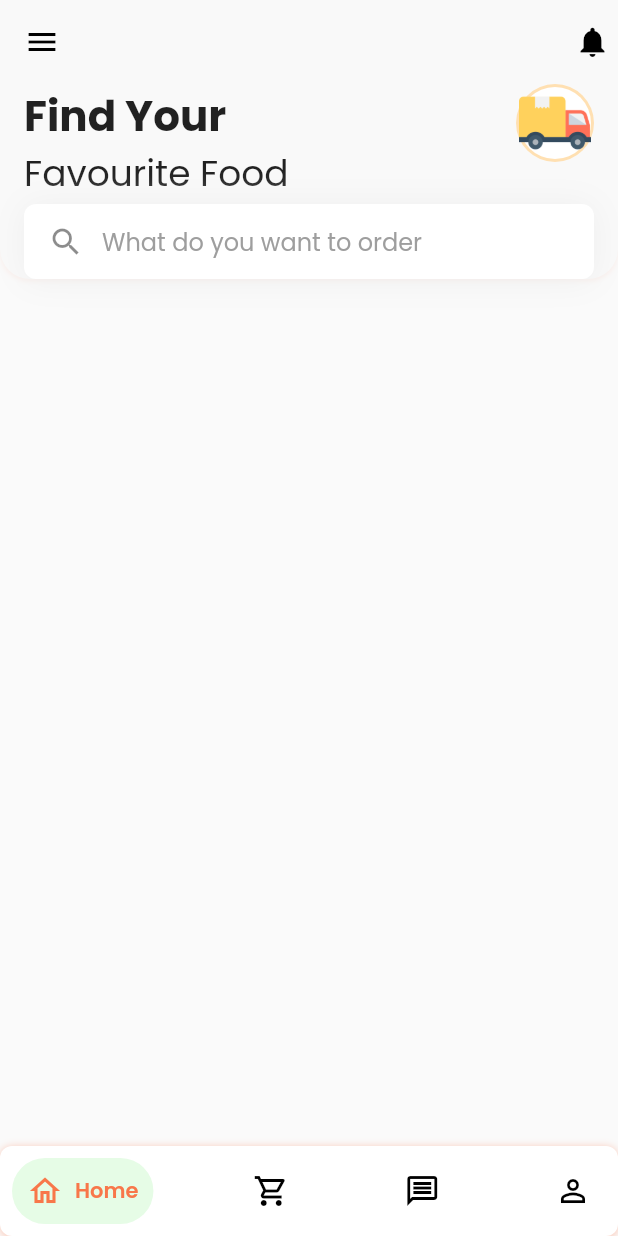
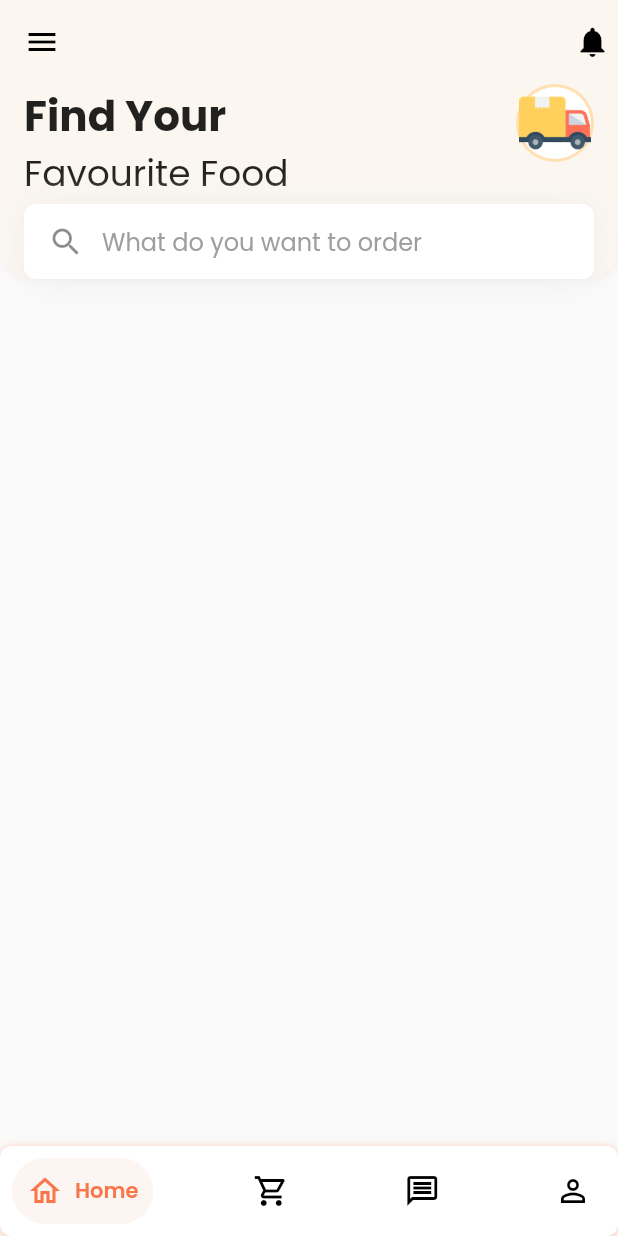
Before and after one commit to mugri-ndeh/food_delivery, a Flutter app: the BaseScreen screen opened directly, on a phone screen of 412 x 824 dp. Run offline on Flutter 3.47's test engine with Material 2 defaults, Android fonts, the phone set to English and light mode, and no system bars; drawn by our look-alikes of google_nav_bar; our stand-ins replace flutter_datetime_picker, google_fonts, intl_phone_field, intl_phone_number_input; missing offline and left inert: emojis.

Commit message:
added primary swatch

```diff
--- a/lib/util/palette.dart
+++ b/lib/util/palette.dart
@@ -2,9 +2,24 @@ import 'package:flutter/material.dart';
 
 class Palette {
   static Color primaryGreen = const Color(0XFFF8774A);
-  static Color secondaryColor = Color.fromARGB(255, 7, 221, 7);
+  static Color secondaryColor = Color.fromARGB(255, 240, 155, 124);
 
-  static Color scaffoldBg = const Color(0XFFF9F9F9);
+  static Color scaffoldBg = const Color(0XFFFBF6F0);
   static Color borderGreen = const Color.fromARGB(255, 0, 17, 8);
-  static Color white = Colors.white;
+  static Color white = Color(0xFFFFFFFF);
+  static const MaterialColor primarySwatchColor = MaterialColor(
+    0XFFF8774A, // 0% comes in here, this will be color picked if no shade is selected when defining a Color property which doesn’t require a swatch.
+    <int, Color>{
+      50: const Color(0xffce5641), //10%
+      100: const Color(0xffb74c3a), //20%
+      200: const Color(0xffa04332), //30%
+      300: const Color(0xff89392b), //40%
+      400: const Color(0xff733024), //50%
+      500: const Color(0xff5c261d), //60%
+      600: const Color(0xff451c16), //70%
+      700: const Color(0xff2e130e), //80%
+      800: const Color(0xff170907), //90%
+      900: const Color(0xff000000), //100%
+    },
+  );
 }
```
